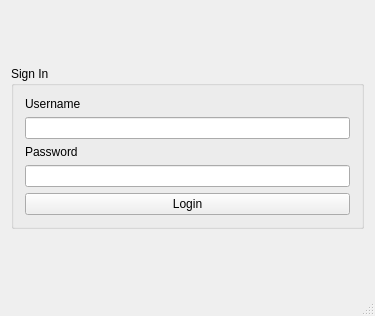
This is mainwindow.ui in ahmedshuaib/loginapp as Qt 5 draws it before an edit. The edited form follows.
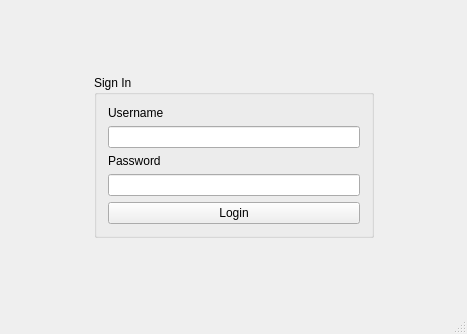
This is the edited form.

```diff
--- a/mainwindow.ui
+++ b/mainwindow.ui
@@ -6,8 +6,8 @@
    <rect>
     <x>0</x>
     <y>0</y>
-    <width>375</width>
-    <height>316</height>
+    <width>467</width>
+    <height>334</height>
    </rect>
   </property>
   <property name="windowTitle">
@@ -29,7 +29,28 @@
      </spacer>
     </item>
     <item>
-     <widget class="QGroupBox" name="groupBox">
+     <layout class="QHBoxLayout" name="horizontalLayout">
+      <item>
+       <spacer name="horizontalSpacer">
+        <property name="orientation">
+         <enum>Qt::Horizontal</enum>
+        </property>
+        <property name="sizeHint" stdset="0">
+         <size>
+          <width>40</width>
+          <height>20</height>
+         </size>
+        </property>
+       </spacer>
+      </item>
+      <item>
+       <widget class="QGroupBox" name="login_app">
+        <property name="minimumSize">
+         <size>
+          <width>280</width>
+          <height>0</height>
+         </size>
+        </property>
       <property name="title">
        <string>Sign In</string>
       </property>
@@ -63,6 +84,21 @@
        </item>
       </layout>
      </widget>
+      </item>
+      <item>
+       <spacer name="horizontalSpacer_2">
+        <property name="orientation">
+         <enum>Qt::Horizontal</enum>
+        </property>
+        <property name="sizeHint" stdset="0">
+         <size>
+          <width>40</width>
+          <height>20</height>
+         </size>
+        </property>
+       </spacer>
+      </item>
+     </layout>
     </item>
     <item>
      <spacer name="verticalSpacer">
```
Left out of the diff: 8 changed lines with no effect on the pictures. Lines whose indentation alone changed are shown as unchanged.
